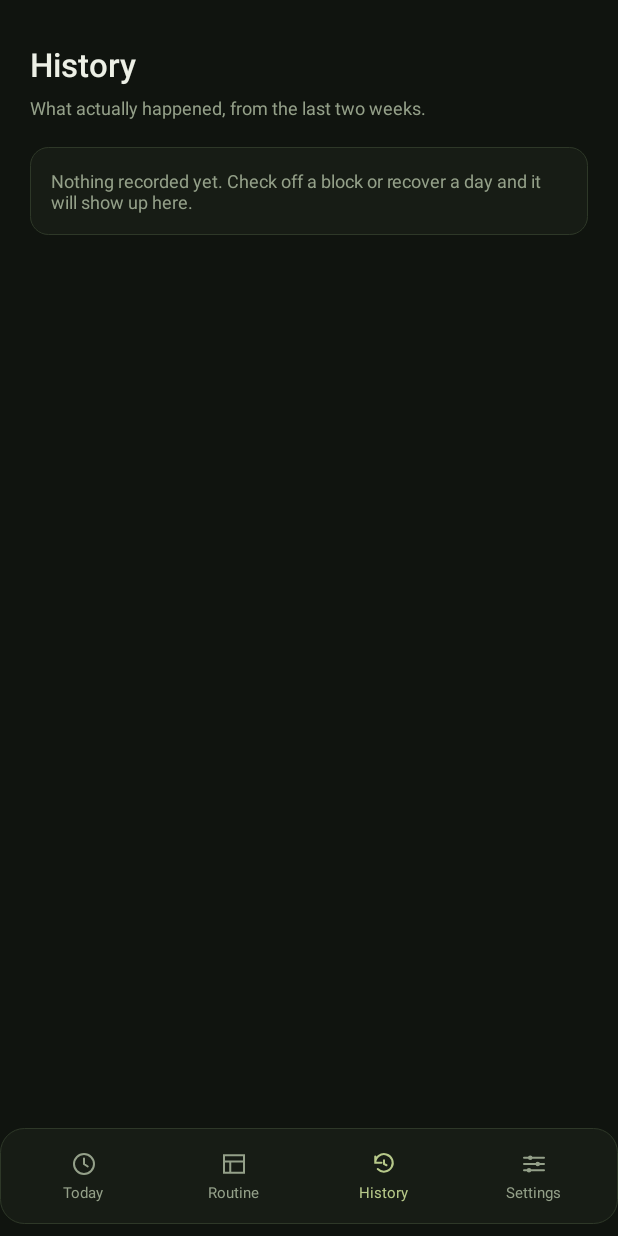
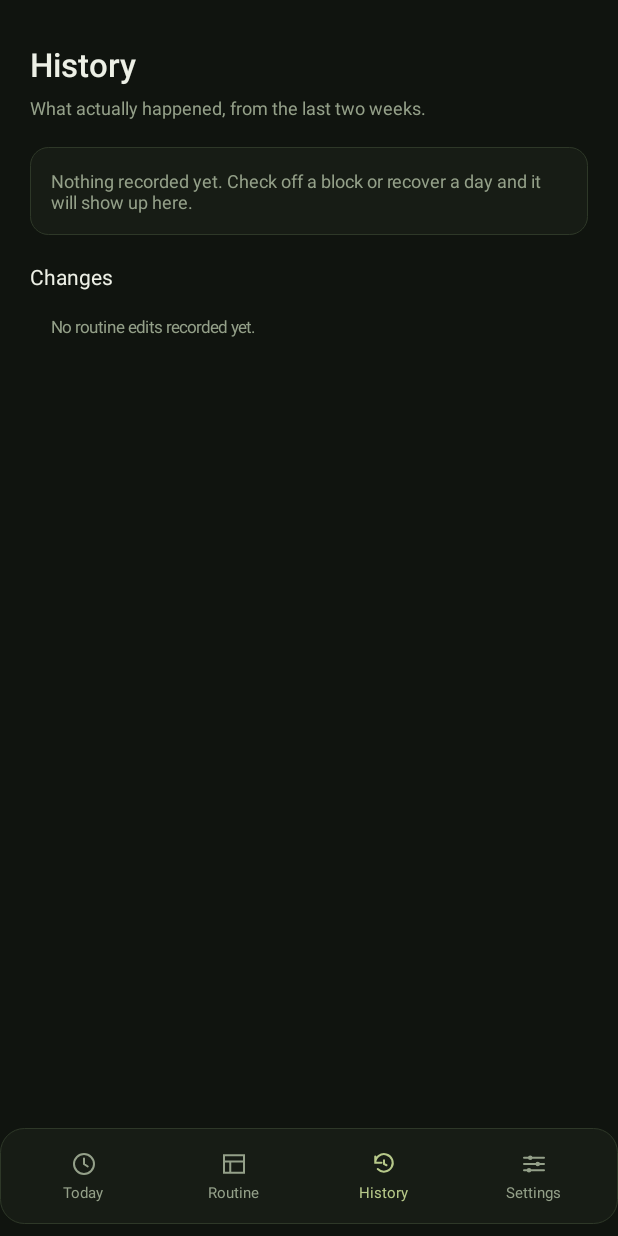
Before and after one commit to Akatsuki2r/Icarus, an Android app: the screen it shows after launch (MainActivity), after a tap on "History", on a phone screen of 412 x 824 dp. Run offline under Robolectric (Android 15) with nearby library versions, the phone set to English and light mode, and no system bars; 1 other tap on this screen came first.

Commit message:
feat: record routine edits in an edit log

```diff
--- a/app/src/main/java/dev/icarus/app/data/SettingsStore.kt
+++ b/app/src/main/java/dev/icarus/app/data/SettingsStore.kt
@@ -1,6 +1,8 @@
 package dev.icarus.app.data
 
 import android.content.Context
+import dev.icarus.engine.EditEntry
+import dev.icarus.engine.EditLog
 import org.json.JSONObject
 
 enum class Classification { UNCLASSIFIED, DISTRACTION, PRODUCTIVE }
@@ -86,7 +88,14 @@ class SettingsStore(private val context: Context) {
         get() = prefs.getLong(KEY_LAST_TICK, 0L)
         set(value) { prefs.edit().putLong(KEY_LAST_TICK, value).apply() }
 
+    fun editLog(): List<EditEntry> = EditLogJson.fromJsonOrEmpty(prefs.getString(KEY_EDIT_LOG, null))
+
+    fun recordEdit(entry: EditEntry) {
+        prefs.edit().putString(KEY_EDIT_LOG, EditLogJson.toJson(EditLog.add(editLog(), entry))).apply()
+    }
+
     private companion object {
+        const val KEY_EDIT_LOG = "edit_log"
         const val KEY_ASKED = "asked"
         const val KEY_INTERVENTIONS = "interventions_enabled"
         const val KEY_LAST_TICK = "last_tick"
--- a/app/src/main/java/dev/icarus/app/ui/HistoryView.kt
+++ b/app/src/main/java/dev/icarus/app/ui/HistoryView.kt
@@ -50,6 +50,31 @@ class HistoryView(context: Context) : LinearLayout(context) {
             summaries.forEach { rows.addView(row(it)) }
         }
 
+        rows.addView(TextView(context).apply {
+            text = "Changes"
+            setTextColor(IcarusColors.TEXT)
+            setTextSize(TypedValue.COMPLEX_UNIT_SP, 14f)
+            setPadding(0, dp(18), 0, dp(8))
+        })
+        val edits = dev.icarus.app.data.SettingsStore(context).editLog().take(8)
+        if (edits.isEmpty()) {
+            rows.addView(TextView(context).apply {
+                text = "No routine edits recorded yet."
+                setTextColor(IcarusColors.MUTED)
+                setTextSize(TypedValue.COMPLEX_UNIT_SP, 11f)
+                setPadding(dp(14), dp(8), dp(14), dp(12))
+            })
+        } else {
+            edits.forEach { edit ->
+                rows.addView(TextView(context).apply {
+                    text = "${edit.day} · ${edit.note}"
+                    setTextColor(IcarusColors.TEXT_DIM)
+                    setTextSize(TypedValue.COMPLEX_UNIT_SP, 11f)
+                    setPadding(dp(14), dp(6), dp(14), dp(6))
+                })
+            }
+        }
+
         addView(ScrollView(context).apply { addView(rows) })
     }
 
```
Also changed, not shown: app/src/main/java/dev/icarus/app/DayEditorActivity.kt (+29 -0 lines), app/src/main/java/dev/icarus/app/RoutineEditorActivity.kt (+11 -0 lines), app/src/main/java/dev/icarus/app/data/EditLogJson.kt (added, +46 -0 lines), app/src/main/java/dev/icarus/engine/EditLog.kt (added, +24 -0 lines), 1 other file.
